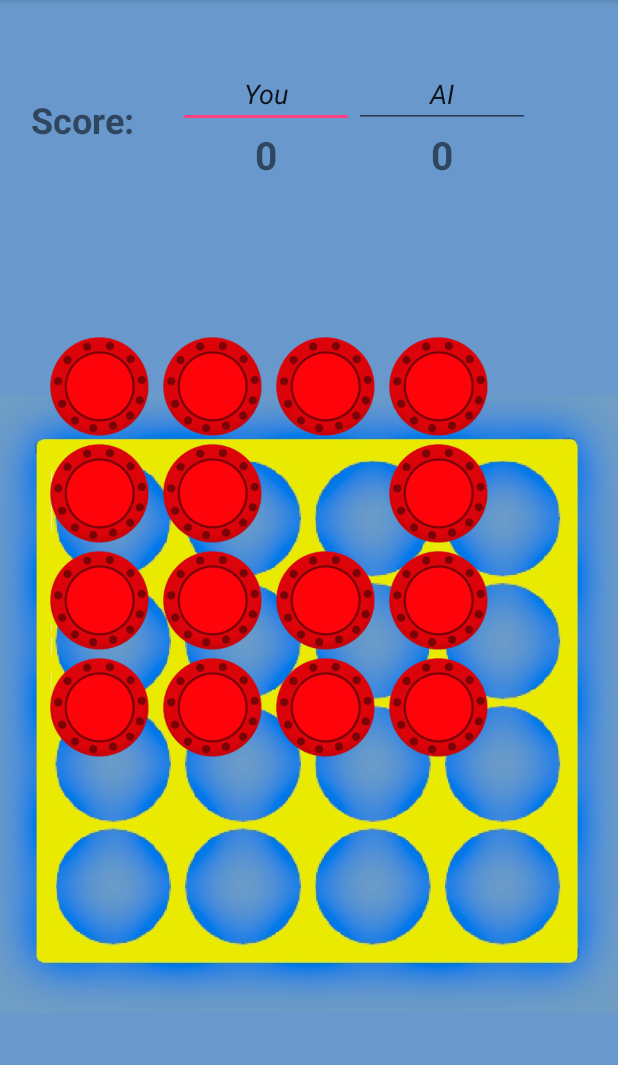
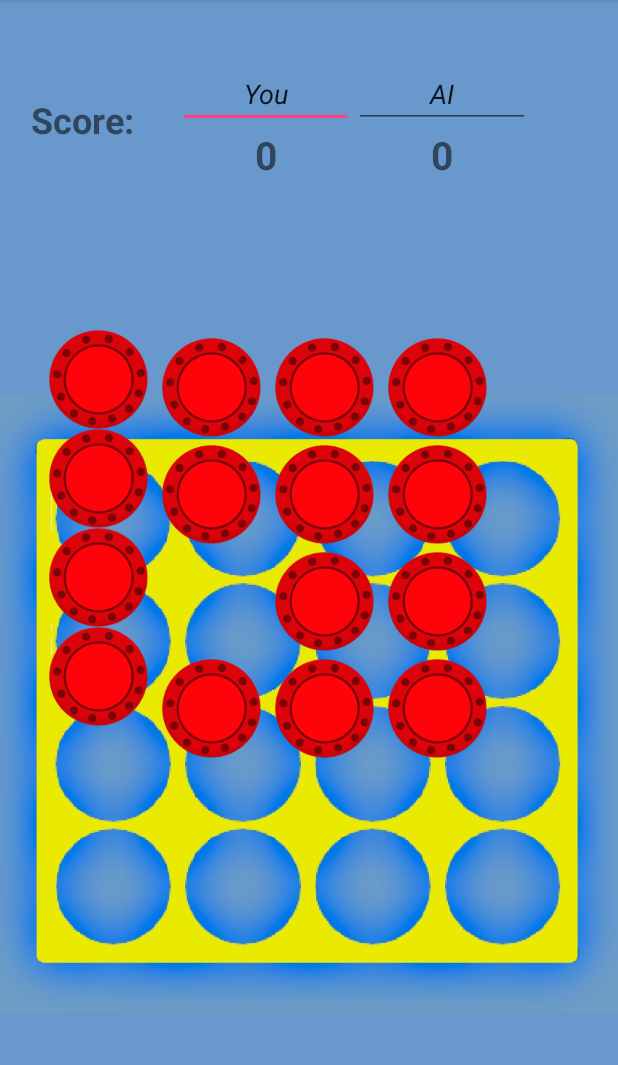
Before and after one commit to Mugurell/MyConnect4, an Android app: the screen it shows after launch (MainActivity), on a phone screen of 412 x 824 dp, the part 84-1149 px from its top. Run offline under Robolectric (Android 15) with nearby library versions, the phone set to English and light mode, and no system bars.

Commit message:
Needs a rewrite. Check first todo in Board.java and the new structure of activity_main.xml. Will probably use fragments. Also some sounds? Will be a cool app!

```diff
--- a/app/src/main/java/site/petrumugurel/connect4/Board.java
+++ b/app/src/main/java/site/petrumugurel/connect4/Board.java
@@ -1,4 +1,22 @@
 package site.petrumugurel.connect4;
+
+import android.view.View;
+
+import java.util.Random;
+
+
+// TODO: 18-Feb-16 MAJOR REWORK
+// To let the disk fall into the last free space we I'll use an array similar to mDisksOnBopard
+// array - lets call it mPositionsOnBoard which will hold a reference to each imageView on the
+// board.
+// Already find the lowest free space in a column, just need to call that imageView to animate
+// etc, and that will be the last of it.
+
+
+
+
+
+
 
 /**
  * <p>A basic board of connect 4.</p>
@@ -17,20 +35,30 @@ public class Board {
         return INSTANCE;
     }
 
-    public static final  int PLAYER_DISK      = 0x01;  // the color of the player's disks
-    public static final  int AI_DISK          = 0x10;  // the color of the AI's disks
-    private static final int IS_FREE          = 0x00;
-    private static final int MIN_ROWS         = 4;
-    private static final int MAX_ROWS         = 10;
-    private static final int MIN_COLUMNS      = 4;
-    private static final int MAX_COLUMNS      = 10;
-    private static final int MIN_DISKS_TO_WIN = 3;
+    public enum Players {PLAYER, AI}
+
+    /**
+     * The ImageView representing the playing disk.
+     * <br>Allows to set various properties, useful for animation.
+     */
+    public static View disk;
+
+    public static final  int     PLAYER_DISK      = 0x01;  // the color of the player's disks
+    public static final  int     AI_DISK          = 0x10;  // the color of the AI's disks
+    private static final int     IS_FREE          = 0x00;
+    private static final int     MIN_ROWS         = 4;
+    private static final int     MAX_ROWS         = 10;
+    private static final int     MIN_COLUMNS      = 4;
+    private static final int     MAX_COLUMNS      = 10;
+    private static final int     MIN_DISKS_TO_WIN = 3;
+    private static       boolean mHaveWinner      = false;
+    private              boolean mIsDraw          = false;
 
     // Following are to be inputted by the user
     private int mNumberOfRows;
     private int mNumberOfColumns;
     private int mDisksNeededForWin;
-    private int mMovesNumber;   // Todo Dont forget to increment this for every move
+    private int mMovesNumber;   // Todo Don't forget to increment this for every move
 
     private int[][] mDisksOnBoard;  // keep the position of disks on the board
 
@@ -68,8 +96,8 @@ public class Board {
             throw new IllegalArgumentException("More disks needed to win than spaces on the board");
         }
 
-        mNumberOfRows = rows - 1;   // -1 to account for the array starting at 0
-        mNumberOfColumns = columns - 1;
+        mNumberOfRows = rows;
+        mNumberOfColumns = columns;
         mDisksNeededForWin = disksNeededForWin;
         mMovesNumber = 0;
 
@@ -81,8 +109,20 @@ public class Board {
         }
     }
 
+    /**
+     * <p>If all possible moves were made - all positions are full of disks // todo draw</p>
+     * <p>Else will traverse every position to check if there are {@link Board#mDisksNeededForWin}
+     * of the same colour in a horizontal, vertical or diagonal(any) line.</p>
+     */
+    // // TODO: 18-Feb-16 Needs refactoring badly
     public void checkForWinner() {
-        if (mMovesNumber >= 7) {
+        if (mMovesNumber == mNumberOfRows * mNumberOfColumns) {
+            mIsDraw = true;
+            return;
+        }
+
+        // no point in checking if there are not enough moves made
+        else if (mMovesNumber >= (mDisksNeededForWin * 2) - 1) {
             boolean playerWon = true;
             boolean AIWon = true;
             int noOfRedDisks;
@@ -109,7 +149,8 @@ public class Board {
                         }
                         if (noOfRedDisks == mDisksNeededForWin) {
                             if (noOfRedDisks == mDisksNeededForWin) {
-                                // TODO: 17-Feb-16 do something when player won
+                                mHaveWinner = true;
+                                return;
                             }
                         }
                     }
@@ -126,7 +167,8 @@ public class Board {
                             }
                         }
                         if (noOfWhiteDisks == mDisksNeededForWin) {
-                            // TODO: 17-Feb-16 do something when player won
+                            mHaveWinner = true;
+                            return;
                         }
                     }   // check for AI disks
                 }   // columns iteration
@@ -151,7 +193,8 @@ public class Board {
                         }
                         if (noOfRedDisks == mDisksNeededForWin) {
                             if (noOfRedDisks == mDisksNeededForWin) {
-                                // TODO: 17-Feb-16 do something when player won
+                                mHaveWinner = true;
+                                return;
                             }
                         }
                     }
@@ -168,7 +211,8 @@ public class Board {
                             }
                         }
                         if (noOfWhiteDisks == mDisksNeededForWin) {
-                            // TODO: 17-Feb-16 do something when player won
+                            mHaveWinner = true;
+                            return;
                         }
                     }   // check for AI disks
                 }   // rows iteration
@@ -191,7 +235,8 @@ public class Board {
                         }
                     }
                     if (noOfRedDisks == mDisksNeededForWin) {
-                        // TODO: 17-Feb-16 do something when player won
+                        mHaveWinner = true;
+                        return;
                     }
                 }
                 else if (mDisksOnBoard[y][x] == AI_DISK) {
@@ -207,11 +252,93 @@ public class Board {
                         }
                     }
                     if (noOfWhiteDisks == mDisksNeededForWin) {
-                        // TODO: 17-Feb-16 do something when player won
+                        mHaveWinner = true;
+                        return;
                     }
                 }   //  check for AI disks
             }   //  big loop that checks the diagonals
         } //  if (mMovesNumber >= 7)
     }   // method end
 
+    /**
+     * Try to store a new disk on behalf of player at the indicated column.
+     * @param columnToInsertInto column into which to store a new disk, into the lowest free row.
+     * @return {@code true} if a new disk was inserted at the indicated column.<br>
+     *         {@code false} if there are no free spaces in the column. Must select another.
+     */
+    public boolean makePlayerMove(int columnToInsertInto) {
+        return storeNewDisk(Players.PLAYER, columnToInsertInto);
+    }
+
+    /**
+     * A simple method which will insert a new disk on behalf of the AI into a random column.
+     * @return
+     */
+    private boolean makeAIMove() {
+        if (!mHaveWinner) {
+            Random r = new Random();
+            int columnToInsertInto = r.nextInt(mNumberOfColumns);
+            storeNewDisk(Players.AI, columnToInsertInto);
+        }
+
+        return true;
+    }
+
+    /**
+     * This method will actually insert a new disk in the indicated column if there's available
+     * space.
+     * <p>If the move is made on behalf of the AI and the indicated column is already full it
+     * will store a new disk into the next available column, starting from 0 if last is full.</p>
+     * @param player on behalf of whom this move is made.
+     * @param columnToInsertInto where to insert a new disk.
+     * @return {@code true} - if a new disk was inserted at the indicated column.<br>
+     *         {@code false} - if there are no free spaces in the column. Must select another.
+     */
+    private boolean storeNewDisk(Players player, int columnToInsertInto) {
+        if (mMovesNumber == mNumberOfRows * mNumberOfColumns) {
+            return false;
+        }
+
+        for (int y = 0; y < mNumberOfRows; y++) {
+            if (mDisksOnBoard[y][columnToInsertInto] == IS_FREE) {
+                mDisksOnBoard[y][columnToInsertInto]
+                        = (player == Players.PLAYER ? PLAYER_DISK : AI_DISK);
+
+                mMovesNumber++;
+                disk.animate().start();     // // TODO: 18-Feb-16 Needs duplicated, and checked
+                return true;
+            }
+        }
+
+        // If we're here, means the intended column was full with disks.
+        // But the AI must make a move, so try the next column.
+        if (mMovesNumber < 1 && player == Players.AI) {
+            // careful to not get a seg fault, must return to 0 after last column
+            if (columnToInsertInto == mNumberOfColumns - 1) {
+                storeNewDisk(Players.AI, 0);
+            }
+            else {
+                storeNewDisk(Players.AI, ++columnToInsertInto);
+            }
+        }
+
+        return false;   // the column is filled with disks
+    }
+
+    public boolean haveWinner() {
+        if (mHaveWinner == true) {
+            // TODO: 18-Feb-16 What should we do if we have a winner
+        }
+
+        return true;
+    }
+
+    public boolean haveDraw() {
+        if (mIsDraw == true) {
+            // TODO: 18-Feb-16 What should we do in case of a draw
+        }
+
+        return true;
+    }
+
 }
--- a/app/src/main/java/site/petrumugurel/connect4/MainActivity.java
+++ b/app/src/main/java/site/petrumugurel/connect4/MainActivity.java
@@ -9,7 +9,10 @@ import android.view.View;
 import android.widget.ImageView;
 import android.widget.Toast;
 
-public class MainActivity extends AppCompatActivity {
+import java.util.regex.Pattern;
+
+public class MainActivity extends AppCompatActivity implements View.OnClickListener {
+    private static final Pattern PATTERN = Pattern.compile("[A-Za-z]+\\d");  // to be reused
 
     public void dropIn(View view) {
         ImageView counterInPosition = (ImageView) view;
@@ -25,6 +28,41 @@ public class MainActivity extends AppCompatActivity {
     protected void onCreate(Bundle savedInstanceState) {
         super.onCreate(savedInstanceState);
         setContentView(R.layout.activity_main);
+
+        ImageView viewAx0 = (ImageView) findViewById(R.id.mainA_RL_FR_GR_IV_piece0x0);
+        ImageView viewAx1 = (ImageView) findViewById(R.id.mainA_RL_FR_GR_IV_piece0x1);
+        ImageView viewAx2 = (ImageView) findViewById(R.id.mainA_RL_FR_GR_IV_piece0x2);
+        ImageView viewAx3 = (ImageView) findViewById(R.id.mainA_RL_FR_GR_IV_piece0x3);
+        ImageView viewBx0 = (ImageView) findViewById(R.id.mainA_RL_FR_GR_IV_piece1x0);
+        ImageView viewBx1 = (ImageView) findViewById(R.id.mainA_RL_FR_GR_IV_piece1x1);
+        ImageView viewBx2 = (ImageView) findViewById(R.id.mainA_RL_FR_GR_IV_piece1x2);
+        ImageView viewBx3 = (ImageView) findViewById(R.id.mainA_RL_FR_GR_IV_piece1x3);
+        ImageView viewCx0 = (ImageView) findViewById(R.id.mainA_RL_FR_GR_IV_piece2x0);
+        ImageView viewCx1 = (ImageView) findViewById(R.id.mainA_RL_FR_GR_IV_piece2x1);
+        ImageView viewCx2 = (ImageView) findViewById(R.id.mainA_RL_FR_GR_IV_piece2x2);
+        ImageView viewCx3 = (ImageView) findViewById(R.id.mainA_RL_FR_GR_IV_piece2x3);
+        ImageView viewDx0 = (ImageView) findViewById(R.id.mainA_RL_FR_GR_IV_piece3x0);
+        ImageView viewDx1 = (ImageView) findViewById(R.id.mainA_RL_FR_GR_IV_piece3x1);
+        ImageView viewDx2 = (ImageView) findViewById(R.id.mainA_RL_FR_GR_IV_piece3x2);
+        ImageView viewDx3 = (ImageView) findViewById(R.id.mainA_RL_FR_GR_IV_piece3x3);
+
+        viewAx0.setOnClickListener(this);
+        viewAx1.setOnClickListener(this);
+        viewAx2.setOnClickListener(this);
+        viewAx3.setOnClickListener(this);
+        viewBx0.setOnClickListener(this);
+        viewBx1.setOnClickListener(this);
+        viewBx2.setOnClickListener(this);
+        viewBx3.setOnClickListener(this);
+        viewCx0.setOnClickListener(this);
+        viewCx1.setOnClickListener(this);
+        viewCx2.setOnClickListener(this);
+        viewCx3.setOnClickListener(this);
+        viewDx0.setOnClickListener(this);
+        viewDx1.setOnClickListener(this);
+        viewDx2.setOnClickListener(this);
+        viewDx3.setOnClickListener(this);
+
 
         Board board = Board.INSTANCE;
         Toast.makeText(MainActivity.this, Integer.toString(2), Toast.LENGTH_SHORT)
@@ -54,4 +92,9 @@ public class MainActivity extends AppCompatActivity {
 
         return true;    // we've dealt with this, no need for other listeners to check it
     }
+
+    @Override
+    public void onClick(View v) {
+
+    }
 }
--- a/app/src/main/res/layout/activity_main.xml
+++ b/app/src/main/res/layout/activity_main.xml
@@ -105,184 +105,177 @@
             android:scaleType="centerInside"
             android:contentDescription="board_image"/>
 
-        <GridLayout
-            android:id="@+id/mainA_RL_GL_grid"
+        <RelativeLayout
+            android:id="@+id/mainA_RL_FR_RL_grid"
             android:layout_width="match_parent"
             android:layout_height="match_parent"
-            android:columnCount="4"
-            android:rowCount="4"
-            android:layout_marginTop="54dp"
-            android:layout_marginLeft="33dp">
+            android:layout_marginTop="49dp"
+            android:layout_marginLeft="23dp">
 
+            <LinearLayout
+                android:id="@+id/mainA_RL_FR_RL_LL_col1"
+                android:layout_width="66dp"
+                android:layout_height="wrap_content"
+                android:layout_marginLeft="9.6dp"
+                android:orientation="vertical"
+                android:layout_alignParentLeft="true">
 
                 <ImageView
                     android:id="@+id/mainA_RL_FR_GR_IV_piece0x0"
-                android:layout_width="66dp"
                     android:layout_height="66dp"
-                android:layout_row="0"
-                android:layout_column="0"
+                    android:layout_width="match_parent"
                     android:src="@drawable/red"
                     tools:ignore="ContentDescription"/>
 
                 <ImageView
                     android:id="@+id/mainA_RL_FR_GR_IV_piece0x1"
-                android:layout_width="66dp"
                     android:layout_height="66dp"
-                android:layout_row="0"
-                android:layout_column="1"
-                android:layout_marginLeft="9.6dp"
+                    android:layout_width="match_parent"
                     android:src="@drawable/red"
                     tools:ignore="ContentDescription"/>
 
                 <ImageView
                     android:id="@+id/mainA_RL_FR_GR_IV_piece0x2"
-                android:layout_width="66dp"
                     android:layout_height="66dp"
-                android:layout_row="0"
-                android:layout_column="2"
-                android:layout_marginLeft="9.6dp"
+                    android:layout_width="match_parent"
                     android:src="@drawable/red"
                     tools:ignore="ContentDescription"/>
 
                 <ImageView
                     android:id="@+id/mainA_RL_FR_GR_IV_piece0x3"
-                android:layout_width="66dp"
                     android:layout_height="66dp"
-                android:layout_row="0"
-                android:layout_column="3"
-                android:layout_marginLeft="9.6dp"
+                    android:layout_width="match_parent"
                     android:src="@drawable/red"
                     tools:ignore="ContentDescription"/>
 
+            </LinearLayout>
+
+
+            <LinearLayout
+                android:id="@+id/mainA_RL_FR_RL_LL_col2"
+                android:layout_width="66dp"
+                android:layout_height="wrap_content"
+                android:layout_marginLeft="9.6dp"
+                android:orientation="vertical"
+                android:layout_toRightOf="@id/mainA_RL_FR_RL_LL_col1">
+
                 <ImageView
                     android:id="@+id/mainA_RL_FR_GR_IV_piece1x0"
-                android:layout_width="66dp"
+                    android:layout_width="match_parent"
                     android:layout_height="66dp"
-                android:layout_row="1"
-                android:layout_column="0"
                     android:layout_marginTop="5.2dp"
                     android:src="@drawable/red"
                     tools:ignore="ContentDescription"/>
 
                 <ImageView
                     android:id="@+id/mainA_RL_FR_GR_IV_piece1x1"
-                android:layout_width="66dp"
+                    android:layout_width="match_parent"
                     android:layout_height="66dp"
-                android:layout_row="1"
-                android:layout_column="1"
                     android:layout_marginTop="5.2dp"
-                android:layout_marginLeft="9.6dp"
                     android:src="@drawable/red"
                     tools:ignore="ContentDescription"/>
 
                 <ImageView
                     android:id="@+id/mainA_RL_FR_GR_IV_piece1x2"
-                android:layout_width="66dp"
+                    android:layout_width="match_parent"
                     android:layout_height="66dp"
-                android:layout_row="1"
-                android:layout_column="2"
                     android:layout_marginTop="5.2dp"
-                android:layout_marginLeft="9.6dp"
                     tools:ignore="ContentDescription"
                     android:onClick="dropIn"/>
 
                 <ImageView
                     android:id="@+id/mainA_RL_FR_GR_IV_piece1x3"
-                android:layout_width="66dp"
+                    android:layout_width="match_parent"
                     android:layout_height="66dp"
-                android:layout_row="1"
-                android:layout_column="3"
                     android:layout_marginTop="5dp"
-                android:layout_marginLeft="9.6dp"
                     android:src="@drawable/red"
                     tools:ignore="ContentDescription"/>
 
+            </LinearLayout>
+
+
+            <LinearLayout
+                android:id="@+id/mainA_RL_FR_RL_LL_col3"
+                android:layout_width="66dp"
+                android:layout_height="wrap_content"
+                android:layout_marginLeft="9.6dp"
+                android:orientation="vertical"
+                android:layout_toRightOf="@id/mainA_RL_FR_RL_LL_col2">
                 <ImageView
                     android:id="@+id/mainA_RL_FR_GR_IV_piece2x0"
-                android:layout_width="66dp"
+                    android:layout_width="match_parent"
                     android:layout_height="66dp"
-                android:layout_row="2"
-                android:layout_column="0"
                     android:layout_marginTop="5.4dp"
                     android:src="@drawable/red"
                     tools:ignore="ContentDescription"/>
 
                 <ImageView
                     android:id="@+id/mainA_RL_FR_GR_IV_piece2x1"
-                android:layout_width="66dp"
+                    android:layout_width="match_parent"
                     android:layout_height="66dp"
-                android:layout_row="2"
-                android:layout_column="1"
                     android:layout_marginTop="5.4dp"
-                android:layout_marginLeft="9.6dp"
                     android:src="@drawable/red"
                     tools:ignore="ContentDescription"/>
 
                 <ImageView
                     android:id="@+id/mainA_RL_FR_GR_IV_piece2x2"
-                android:layout_width="66dp"
+                    android:layout_width="match_parent"
                     android:layout_height="66dp"
-                android:layout_row="2"
-                android:layout_column="2"
                     android:layout_marginTop="5.4dp"
-                android:layout_marginLeft="9.6dp"
                     android:src="@drawable/red"
                     tools:ignore="ContentDescription"/>
 
                 <ImageView
                     android:id="@+id/mainA_RL_FR_GR_IV_piece2x3"
-                android:layout_width="66dp"
+                    android:layout_width="match_parent"
                     android:layout_height="66dp"
-                android:layout_row="2"
-                android:layout_column="3"
                     android:layout_marginTop="5.4dp"
-                android:layout_marginLeft="9.6dp"
                     android:src="@drawable/red"
                     tools:ignore="ContentDescription"/>
+            </LinearLayout>
 
+
+            <LinearLayout
+                android:id="@+id/mainA_RL_FR_RL_LL_col4"
+                android:layout_width="66dp"
+                android:layout_height="wrap_content"
+                android:layout_marginLeft="9.6dp"
+                android:orientation="vertical"
+                android:layout_toRightOf="@id/mainA_RL_FR_RL_LL_col3">
                 <ImageView
                     android:id="@+id/mainA_RL_FR_GR_IV_piece3x0"
-                android:layout_width="66dp"
+                    android:layout_width="match_parent"
                     android:layout_height="66dp"
-                android:layout_row="3"
-                android:layout_column="0"
                     android:layout_marginTop="5.4dp"
                     android:src="@drawable/red"
                     tools:ignore="ContentDescription"/>
 
                 <ImageView
                     android:id="@+id/mainA_RL_FR_GR_IV_piece3x1"
-                android:layout_width="66dp"
+                    android:layout_width="match_parent"
                     android:layout_height="66dp"
-                android:layout_row="3"
-                android:layout_column="1"
                     android:layout_marginTop="5.4dp"
-                android:layout_marginLeft="9.6dp"
                     android:src="@drawable/red"
                     tools:ignore="ContentDescription"/>
 
                 <ImageView
                     android:id="@+id/mainA_RL_FR_GR_IV_piece3x2"
-                android:layout_width="66dp"
+                    android:layout_width="match_parent"
                     android:layout_height="66dp"
-                android:layout_row="3"
-                android:layout_column="2"
                     android:layout_marginTop="5.4dp"
-                android:layout_marginLeft="9.6dp"
                     android:src="@drawable/red"
                     tools:ignore="ContentDescription"/>
 
                 <ImageView
                     android:id="@+id/mainA_RL_FR_GR_IV_piece3x3"
-                android:layout_width="66dp"
+                    android:layout_width="match_parent"
                     android:layout_height="66dp"
-                android:layout_row="3"
-                android:layout_column="3"
                     android:layout_marginTop="5.4dp"
-                android:layout_marginLeft="9.6dp"
                     android:src="@drawable/red"
                     tools:ignore="ContentDescription"/>
-        </GridLayout>
+            </LinearLayout>
+
+        </RelativeLayout>
 
     </FrameLayout>
 
```
Lines whose indentation alone changed are shown as unchanged.
